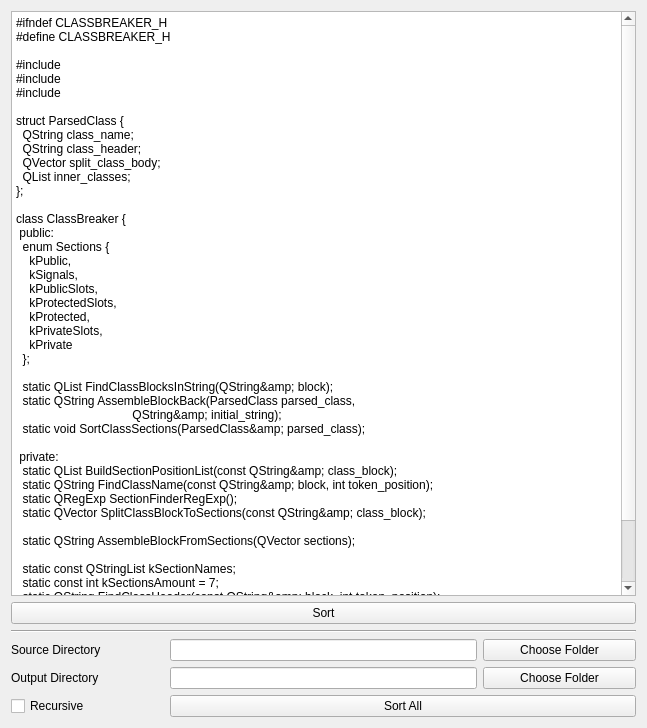
Old version of the form mainwindow.ui in the repository VoreWind/ClassMethodSorter.
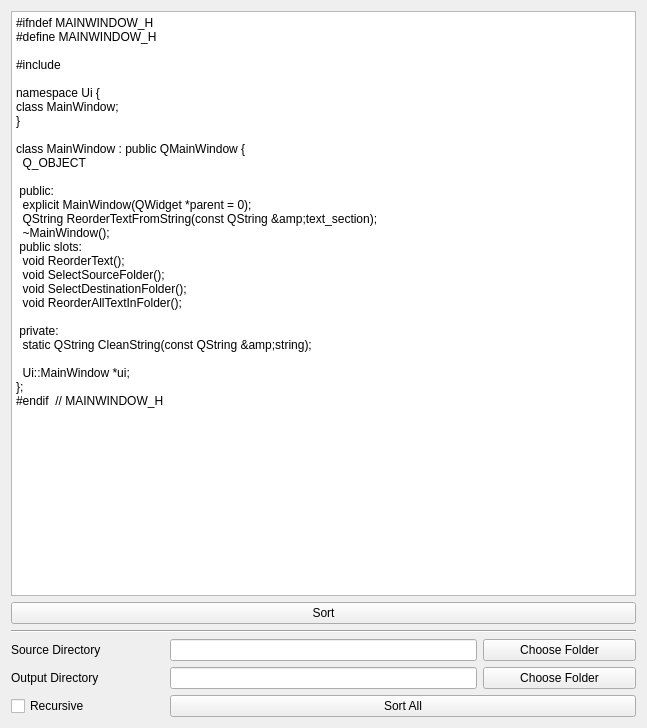
New version of the form.

Commit message: Fix the issue with wrongly parsing macros

```diff
--- a/mainwindow.ui
+++ b/mainwindow.ui
@@ -59,51 +59,34 @@
     <item row="0" column="0" colspan="4">
      <widget class="QPlainTextEdit" name="segment_text_edit">
       <property name="plainText">
-       <string>#ifndef CLASSBREAKER_H
-#define CLASSBREAKER_H
+       <string>#ifndef MAINWINDOW_H
+#define MAINWINDOW_H
 
-#include &lt;QList&gt;
-#include &lt;QString&gt;
-#include &lt;QVector&gt;
+#include &lt;QMainWindow&gt;
 
-struct ParsedClass {
-  QString class_name;
-  QString class_header;
-  QVector&lt;QString&gt; split_class_body;
-  QList&lt;ParsedClass&gt; inner_classes;
-};
+namespace Ui {
+class MainWindow;
+}
 
-class ClassBreaker {
+class MainWindow : public QMainWindow {
+  Q_OBJECT
+
  public:
-  enum Sections {
-    kPublic,
-    kSignals,
-    kPublicSlots,
-    kProtectedSlots,
-    kProtected,
-    kPrivateSlots,
-    kPrivate
-  };
-
-  static QList&lt;ParsedClass&gt; FindClassBlocksInString(QString&amp; block);
-  static QString AssembleBlockBack(ParsedClass parsed_class,
-                                   QString&amp; initial_string);
-  static void SortClassSections(ParsedClass&amp; parsed_class);
+  explicit MainWindow(QWidget *parent = 0);
+  QString ReorderTextFromString(const QString &amp;text_section);
+  ~MainWindow();
+ public slots:
+  void ReorderText();
+  void SelectSourceFolder();
+  void SelectDestinationFolder();
+  void ReorderAllTextInFolder();
 
  private:
-  static QList&lt;int&gt; BuildSectionPositionList(const QString&amp; class_block);
-  static QString FindClassName(const QString&amp; block, int token_position);
-  static QRegExp SectionFinderRegExp();
-  static QVector&lt;QString&gt; SplitClassBlockToSections(const QString&amp; class_block);
+  static QString CleanString(const QString &amp;string);
 
-  static QString AssembleBlockFromSections(QVector&lt;QString&gt; sections);
-
-  static const QStringList kSectionNames;
-  static const int kSectionsAmount = 7;
-  static QString FindClassHeader(const QString&amp; block, int token_position);
+  Ui::MainWindow *ui;
 };
-
-#endif  // CLASSBREAKER_H
+#endif  // MAINWINDOW_H
 </string>
       </property>
      </widget>
```
The commit also changes 1 other file.
